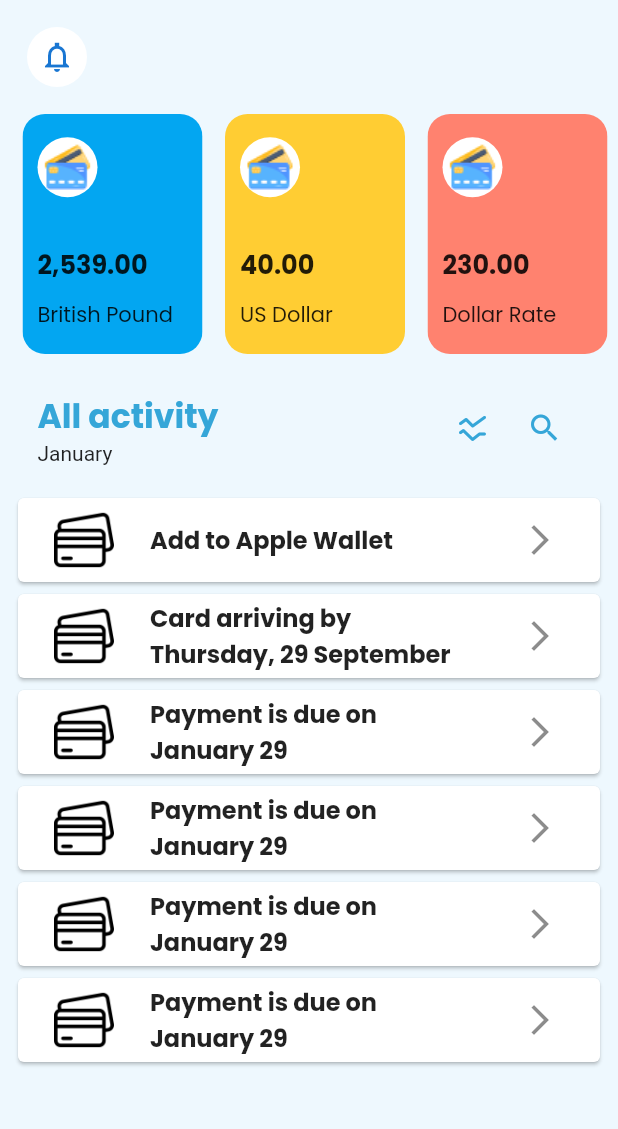
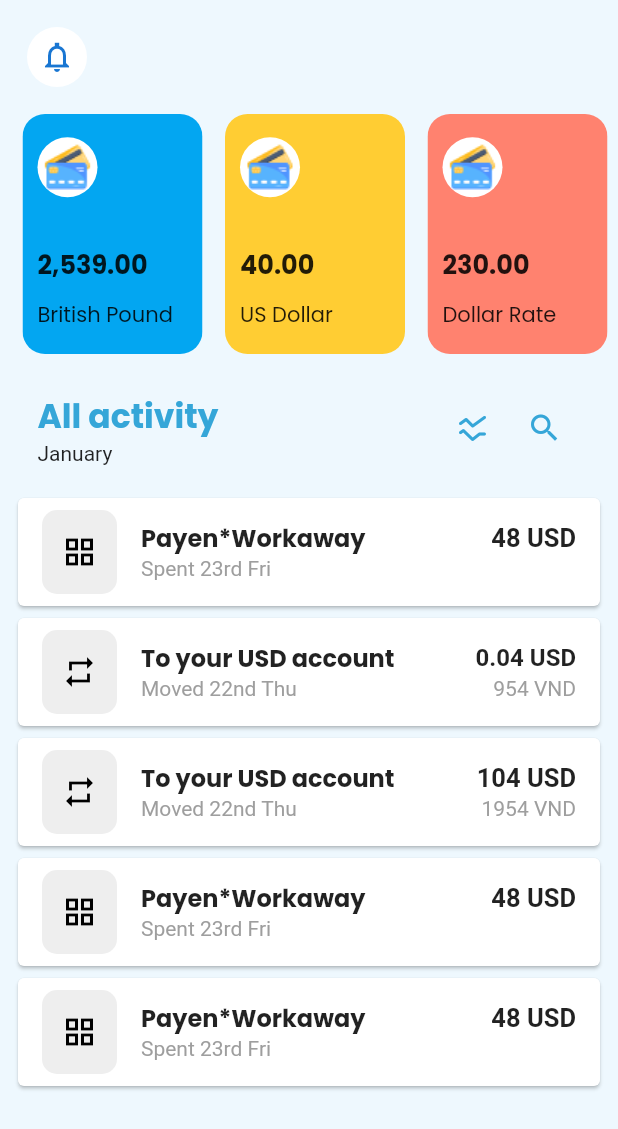
Before and after one commit to christiandarvs/dribble_clone_2, a Flutter app: the PaymentsPage screen opened directly, on a phone screen of 412 x 824 dp. Shown: the top 1129 px of the screen. Run offline on Flutter 3.47's test engine with Material 2 defaults, Android fonts, the light colour scheme and no system bars; our stand-ins replace google_fonts.

Commit message:
finish the ui clone

```diff
--- a/lib/payments.dart
+++ b/lib/payments.dart
@@ -174,99 +174,231 @@ class PaymentsPage extends StatelessWidget {
               padding: const EdgeInsets.all(8.0),
               child: ListView(
                 children: [
-                  Card(
+                  SizedBox(
+                    height: 80,
+                    child: Card(
                       child: ListTile(
                         onTap: () {},
-                      title: Text(
-                        'Add to Apple Wallet',
-                        style: GoogleFonts.poppins(fontWeight: FontWeight.bold),
+                        title: Row(
+                          mainAxisAlignment: MainAxisAlignment.spaceBetween,
+                          children: [
+                            Text(
+                              'Payen*Workaway',
+                              style: GoogleFonts.poppins(
+                                  fontWeight: FontWeight.bold),
                             ),
-                      trailing: IconButton(
-                          onPressed: (() {}),
-                          icon: const Icon(Icons.arrow_forward_ios)),
-                      leading: Padding(
-                        padding: const EdgeInsets.all(8.0),
-                        child: Image.asset('images/credit-card (1).png'),
+                            const Text(
+                              '48 USD',
+                              style: TextStyle(
+                                  fontWeight: FontWeight.bold, fontSize: 17),
+                            )
+                          ],
+                        ),
+                        subtitle: Row(
+                          mainAxisAlignment: MainAxisAlignment.spaceBetween,
+                          children: const [
+                            Text(
+                              'Spent 23rd Fri',
+                              style: TextStyle(color: Colors.grey),
+                            ),
+                          ],
+                        ),
+                        leading: ClipRRect(
+                          borderRadius: BorderRadius.circular(10),
+                          child: Container(
+                            height: 90,
+                            width: 50,
+                            color: Colors.grey.shade200,
+                            child: const Icon(
+                              Icons.grid_view_outlined,
+                              color: Colors.black,
                             ),
                           ),
                         ),
-                  Card(
-                    child: ListTile(
-                      onTap: () {},
-                      title: Text(
-                        'Card arriving by Thursday, 29 September',
-                        style: GoogleFonts.poppins(fontWeight: FontWeight.bold),
-                      ),
-                      trailing: IconButton(
-                          onPressed: (() {}),
-                          icon: const Icon(Icons.arrow_forward_ios)),
-                      leading: Padding(
-                        padding: const EdgeInsets.all(8.0),
-                        child: Image.asset('images/credit-card (1).png'),
                       ),
                     ),
                   ),
-                  Card(
+                  SizedBox(
+                    height: 80,
+                    child: Card(
                       child: ListTile(
                         onTap: () {},
-                      title: Text(
-                        'Payment is due on January 29',
-                        style: GoogleFonts.poppins(fontWeight: FontWeight.bold),
+                        title: Row(
+                          mainAxisAlignment: MainAxisAlignment.spaceBetween,
+                          children: [
+                            Text(
+                              'To your USD account',
+                              style: GoogleFonts.poppins(
+                                  fontWeight: FontWeight.bold),
                             ),
-                      trailing: IconButton(
-                          onPressed: (() {}),
-                          icon: const Icon(Icons.arrow_forward_ios)),
-                      leading: Padding(
-                        padding: const EdgeInsets.all(8.0),
-                        child: Image.asset('images/credit-card (1).png'),
+                            const Text(
+                              '0.04 USD',
+                              style: TextStyle(
+                                  fontWeight: FontWeight.bold, fontSize: 16),
+                            )
+                          ],
+                        ),
+                        subtitle: Row(
+                          mainAxisAlignment: MainAxisAlignment.spaceBetween,
+                          children: const [
+                            Text(
+                              'Moved 22nd Thu',
+                              style: TextStyle(color: Colors.grey),
+                            ),
+                            Text(
+                              '954 VND',
+                              style: TextStyle(color: Colors.grey),
+                            )
+                          ],
+                        ),
+                        leading: ClipRRect(
+                          borderRadius: BorderRadius.circular(10),
+                          child: Container(
+                            height: 90,
+                            width: 50,
+                            color: Colors.grey.shade200,
+                            child: const Icon(
+                              Icons.repeat,
+                              color: Colors.black,
                             ),
                           ),
                         ),
-                  Card(
-                    child: ListTile(
-                      onTap: () {},
-                      title: Text(
-                        'Payment is due on January 29',
-                        style: GoogleFonts.poppins(fontWeight: FontWeight.bold),
-                      ),
-                      trailing: IconButton(
-                          onPressed: (() {}),
-                          icon: const Icon(Icons.arrow_forward_ios)),
-                      leading: Padding(
-                        padding: const EdgeInsets.all(8.0),
-                        child: Image.asset('images/credit-card (1).png'),
                       ),
                     ),
                   ),
-                  Card(
+                  SizedBox(
+                    height: 80,
+                    child: Card(
                       child: ListTile(
                         onTap: () {},
-                      title: Text(
-                        'Payment is due on January 29',
-                        style: GoogleFonts.poppins(fontWeight: FontWeight.bold),
+                        title: Row(
+                          mainAxisAlignment: MainAxisAlignment.spaceBetween,
+                          children: [
+                            Text(
+                              'To your USD account',
+                              style: GoogleFonts.poppins(
+                                  fontWeight: FontWeight.bold),
                             ),
-                      trailing: IconButton(
-                          onPressed: (() {}),
-                          icon: const Icon(Icons.arrow_forward_ios)),
-                      leading: Padding(
-                        padding: const EdgeInsets.all(8.0),
-                        child: Image.asset('images/credit-card (1).png'),
+                            const Text(
+                              '104 USD',
+                              style: TextStyle(
+                                  fontWeight: FontWeight.bold, fontSize: 17),
+                            )
+                          ],
+                        ),
+                        subtitle: Row(
+                          mainAxisAlignment: MainAxisAlignment.spaceBetween,
+                          children: const [
+                            Text(
+                              'Moved 22nd Thu',
+                              style: TextStyle(color: Colors.grey),
+                            ),
+                            Text(
+                              '1954 VND',
+                              style: TextStyle(color: Colors.grey),
+                            )
+                          ],
+                        ),
+                        leading: ClipRRect(
+                          borderRadius: BorderRadius.circular(10),
+                          child: Container(
+                            height: 90,
+                            width: 50,
+                            color: Colors.grey.shade200,
+                            child: const Icon(
+                              Icons.repeat,
+                              color: Colors.black,
                             ),
                           ),
                         ),
-                  Card(
+                      ),
+                    ),
+                  ),
+                  SizedBox(
+                    height: 80,
+                    child: Card(
                       child: ListTile(
                         onTap: () {},
-                      title: Text(
-                        'Payment is due on January 29',
-                        style: GoogleFonts.poppins(fontWeight: FontWeight.bold),
+                        title: Row(
+                          mainAxisAlignment: MainAxisAlignment.spaceBetween,
+                          children: [
+                            Text(
+                              'Payen*Workaway',
+                              style: GoogleFonts.poppins(
+                                  fontWeight: FontWeight.bold),
                             ),
-                      trailing: IconButton(
-                          onPressed: (() {}),
-                          icon: const Icon(Icons.arrow_forward_ios)),
-                      leading: Padding(
-                        padding: const EdgeInsets.all(8.0),
-                        child: Image.asset('images/credit-card (1).png'),
+                            const Text(
+                              '48 USD',
+                              style: TextStyle(
+                                  fontWeight: FontWeight.bold, fontSize: 17),
+                            )
+                          ],
+                        ),
+                        subtitle: Row(
+                          mainAxisAlignment: MainAxisAlignment.spaceBetween,
+                          children: const [
+                            Text(
+                              'Spent 23rd Fri',
+                              style: TextStyle(color: Colors.grey),
+                            ),
+                          ],
+                        ),
+                        leading: ClipRRect(
+                          borderRadius: BorderRadius.circular(10),
+                          child: Container(
+                            height: 90,
+                            width: 50,
+                            color: Colors.grey.shade200,
+                            child: const Icon(
+                              Icons.grid_view_outlined,
+                              color: Colors.black,
+                            ),
+                          ),
+                        ),
+                      ),
+                    ),
+                  ),
+                  SizedBox(
+                    height: 80,
+                    child: Card(
+                      child: ListTile(
+                        onTap: () {},
+                        title: Row(
+                          mainAxisAlignment: MainAxisAlignment.spaceBetween,
+                          children: [
+                            Text(
+                              'Payen*Workaway',
+                              style: GoogleFonts.poppins(
+                                  fontWeight: FontWeight.bold),
+                            ),
+                            const Text(
+                              '48 USD',
+                              style: TextStyle(
+                                  fontWeight: FontWeight.bold, fontSize: 17),
+                            )
+                          ],
+                        ),
+                        subtitle: Row(
+                          mainAxisAlignment: MainAxisAlignment.spaceBetween,
+                          children: const [
+                            Text(
+                              'Spent 23rd Fri',
+                              style: TextStyle(color: Colors.grey),
+                            ),
+                          ],
+                        ),
+                        leading: ClipRRect(
+                          borderRadius: BorderRadius.circular(10),
+                          child: Container(
+                            height: 90,
+                            width: 50,
+                            color: Colors.grey.shade200,
+                            child: const Icon(
+                              Icons.grid_view_outlined,
+                              color: Colors.black,
+                            ),
+                          ),
+                        ),
                       ),
                     ),
                   ),
```
Lines whose indentation alone changed are shown as unchanged.
